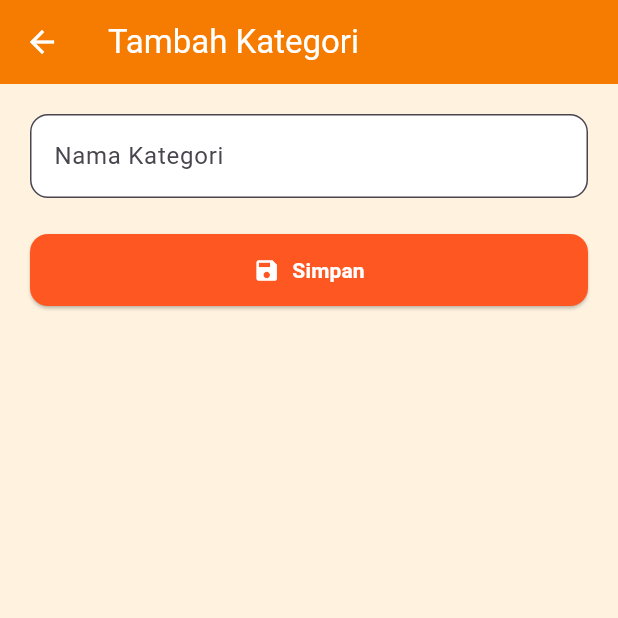
After one commit to izunalagi/DikaWaroong.in, a Flutter app: the CreateKategoriPage screen opened directly, on a phone screen of 412 x 824 dp, the top half of it. The commit adds this screen. Run offline on Flutter 3.47's test engine with Material 3 defaults, Android fonts, the light colour scheme and no system bars; our stand-ins replace carousel_slider, dotted_border, file_picker, image_picker.

Commit message:
crud kategori

```diff
--- a/lib/main.dart
+++ b/lib/main.dart
@@ -1,4 +1,7 @@
 import 'package:flutter/material.dart';
+import 'package:project/view/dashboard/produk/edit_produk_page.dart';
+import 'package:project/view/dashboard/produk/produk_page.dart';
+import 'package:project/view/dashboard/produk/tambah_produk_page.dart';
 import 'package:project/view/splashscreen/splashscreen.dart';
 import 'package:provider/provider.dart';
 import 'package:project/view/autentikasi/login.dart';
@@ -11,6 +14,7 @@ import 'package:project/view/home/ProductDetailsPage.dart';
 import 'package:project/view/home/cartpage.dart'; // ← jika belum ada, tambahkan
 import 'package:project/providers/cart_provider.dart';
 import 'package:project/view/home/qris_payment_page.dart'; // ← tambahkan path CartProvider kamu
+import 'package:project/view/dashboard/mainpage.dart';
 
 void main() {
   runApp(
@@ -39,6 +43,8 @@ class MyApp extends StatelessWidget {
         '/': (context) => const SplashScreen(),
         '/cart': (context) => const CartPage(),
         '/profile': (context) => const ProfilePage(),
+        '/dashboard/produk': (context) => const ProdukPage(),
+        '/dashboard/produk/tambah': (context) => const TambahProdukPage(),
         '/qris':
             (context) =>
                 const QrisPaymentPage(), // ← tambahkan ini untuk akses halaman keranjang
--- /dev/null
+++ b/lib/view/dashboard/kategori/tambah_kategori_page.dart
@@ -0,0 +1,92 @@
+import 'dart:convert';
+import 'package:flutter/material.dart';
+import 'package:http/http.dart' as http;
+
+class CreateKategoriPage extends StatefulWidget {
+  const CreateKategoriPage({super.key});
+
+  @override
+  State<CreateKategoriPage> createState() => _CreateKategoriPageState();
+}
+
+class _CreateKategoriPageState extends State<CreateKategoriPage> {
+  final TextEditingController _namaKategoriController = TextEditingController();
+  final _apiBaseUrl = 'https://localhost:7138';
+
+  Future<void> _simpanKategori() async {
+    if (_namaKategoriController.text.isEmpty) {
+      ScaffoldMessenger.of(context).showSnackBar(
+        const SnackBar(content: Text("Nama kategori wajib diisi")),
+      );
+      return;
+    }
+
+    final uri = Uri.parse('$_apiBaseUrl/api/Kategori');
+    final response = await http.post(
+      uri,
+      headers: {'Content-Type': 'application/json'},
+      body: jsonEncode({'namaKategori': _namaKategoriController.text}),
+    );
+
+    if (response.statusCode == 200 || response.statusCode == 201) {
+      ScaffoldMessenger.of(context).showSnackBar(
+        const SnackBar(content: Text("Kategori berhasil ditambahkan")),
+      );
+      Navigator.pop(context, true);
+    } else {
+      ScaffoldMessenger.of(
+        context,
+      ).showSnackBar(SnackBar(content: Text("Gagal: ${response.statusCode}")));
+    }
+  }
+
+  @override
+  Widget build(BuildContext context) {
+    return Scaffold(
+      backgroundColor: Colors.orange.shade50,
+      appBar: AppBar(
+        title: const Text("Tambah Kategori"),
+        backgroundColor: Colors.orange.shade700,
+        foregroundColor: Colors.white,
+      ),
+      body: Padding(
+        padding: const EdgeInsets.all(20),
+        child: Column(
+          children: [
+            TextField(
+              controller: _namaKategoriController,
+              decoration: InputDecoration(
+                labelText: 'Nama Kategori',
+                filled: true,
+                fillColor: Colors.white,
+                border: OutlineInputBorder(
+                  borderRadius: BorderRadius.circular(12),
+                ),
+              ),
+            ),
+            const SizedBox(height: 24),
+            SizedBox(
+              width: double.infinity,
+              child: ElevatedButton.icon(
+                icon: const Icon(Icons.save),
+                label: const Text(
+                  "Simpan",
+                  style: TextStyle(fontWeight: FontWeight.bold),
+                ),
+                onPressed: _simpanKategori,
+                style: ElevatedButton.styleFrom(
+                  backgroundColor: Colors.deepOrange,
+                  foregroundColor: Colors.white,
+                  padding: const EdgeInsets.symmetric(vertical: 14),
+                  shape: RoundedRectangleBorder(
+                    borderRadius: BorderRadius.circular(12),
+                  ),
+                ),
+              ),
+            ),
+          ],
+        ),
+      ),
+    );
+  }
+}
```
Also changed, not shown: lib/view/dashboard/kategori/edit_kategori_page.dart (added, +102 -0 lines), lib/view/dashboard/kategori/kategori_page.dart (added, +194 -0 lines), lib/view/dashboard/mainpage.dart (+8 -2 lines).
